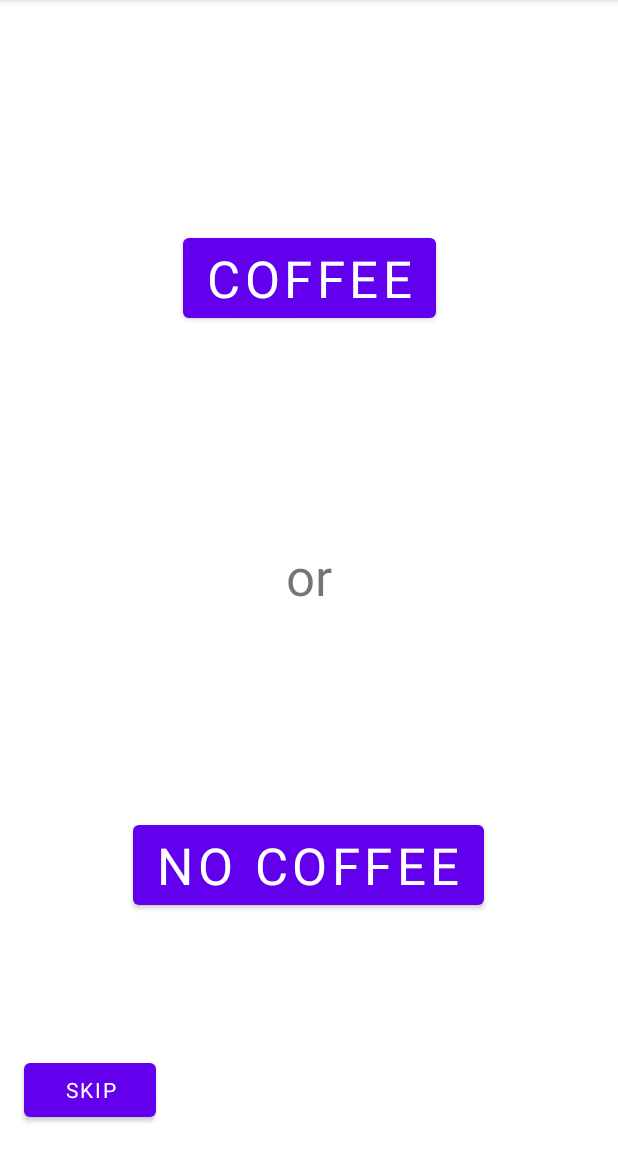
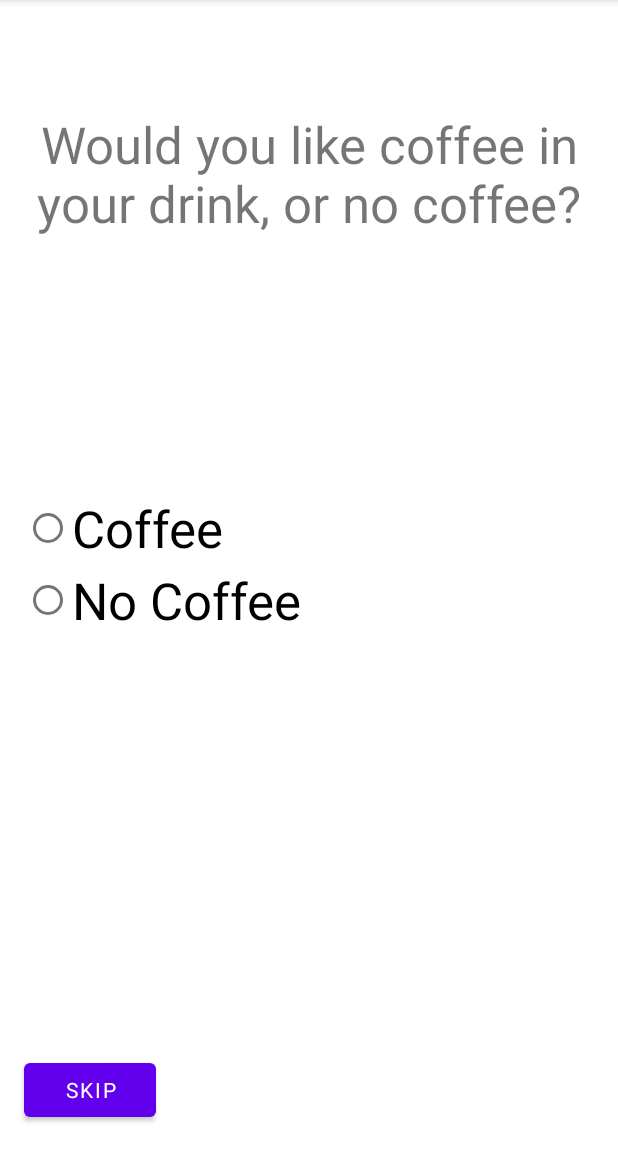
Before and after one commit to Hanover-CS/HC22-ChristyKeinsley-SeniorProject, an Android app: the customizeCoffee screen opened directly, with no data from a screen before it, on a phone screen of 412 x 824 dp, the part 84-1236 px from its top. Run offline under Robolectric (Android 15) with nearby library versions, the phone set to English and light mode, and no system bars.

Commit message:
added more radio buttons, and now ot getting null

```diff
--- a/app/src/main/java/com/example/coffeedrinkgen/alternativeMilk.java
+++ b/app/src/main/java/com/example/coffeedrinkgen/alternativeMilk.java
@@ -123,6 +123,8 @@ public class alternativeMilk extends AppCompatActivity {
         milkIntent.putExtra("milkChosen", milkChosen);
         startActivity(milkIntent);
 
+//        hotIcedBlendedChosen
+
     }
 
 }
--- a/app/src/main/java/com/example/coffeedrinkgen/customizeCoffee.java
+++ b/app/src/main/java/com/example/coffeedrinkgen/customizeCoffee.java
@@ -2,36 +2,55 @@ package com.example.coffeedrinkgen;
 
 import androidx.appcompat.app.AppCompatActivity;
 
+import android.annotation.SuppressLint;
 import android.content.Intent;
 import android.os.Bundle;
+import android.view.View;
 import android.widget.Button;
+import android.widget.RadioButton;
+import android.widget.Toast;
 
 public class customizeCoffee extends AppCompatActivity {
 
-    Button coffeeButton;
-    Button noCoffeeButton;
+    Button coffeeRadioButton;
+    Button noCoffeeRadioButton;
     Button skipButton;
+
+    String coffeeChosen;
 
     @Override
     protected void onCreate(Bundle savedInstanceState) {
         super.onCreate(savedInstanceState);
         setContentView(R.layout.activity_customize_coffee);
 
-        coffeeButton = findViewById(R.id.coffeeBtn);
-        noCoffeeButton = findViewById(R.id.noCoffeeBtn);
+        coffeeRadioButton = findViewById(R.id.coffeeRbtn);
+        noCoffeeRadioButton = findViewById(R.id.noCoffeeRbtn);
         skipButton = findViewById(R.id.skipBtn1);
-
-        coffeeButton.setOnClickListener(view -> {
-            customizeCoffee.this.startActivity(new Intent(customizeCoffee.this, hotIcedOrBlended.class));
-        });
-
-        noCoffeeButton.setOnClickListener(view -> {
-            customizeCoffee.this.startActivity(new Intent(customizeCoffee.this, hotIcedOrBlended.class));
-        });
 
         skipButton.setOnClickListener(view -> {
             customizeCoffee.this.startActivity(new Intent(customizeCoffee.this, hotIcedOrBlended.class));
         });
+    }
+        @SuppressLint("NonConstantResourceId")
+        public void onClickCoffeeBtn(View view) {
 
+            boolean check = ((RadioButton) view).isChecked();
+            switch (view.getId()) {
+                case R.id.coffeeRbtn:
+                    if (check)
+                        coffeeChosen = coffeeRadioButton.getText().toString();
+                    Toast.makeText(getApplicationContext(), coffeeChosen, Toast.LENGTH_SHORT).show();
+                    break;
+                case R.id.noCoffeeRbtn:
+                    if (check)
+                        coffeeChosen = noCoffeeRadioButton.getText().toString();
+                    Toast.makeText(getApplicationContext(), coffeeChosen, Toast.LENGTH_SHORT).show();
+                default:
+                    break;
+            }
+
+            Intent coffeeIntent = new Intent(customizeCoffee.this, hotIcedOrBlended.class);
+            coffeeIntent.putExtra("coffeeChosen", coffeeChosen);
+            startActivity(coffeeIntent);
     }
 }
--- a/app/src/main/java/com/example/coffeedrinkgen/whipCream.java
+++ b/app/src/main/java/com/example/coffeedrinkgen/whipCream.java
@@ -15,6 +15,7 @@ public class whipCream extends AppCompatActivity {
     Button whipCreamRadioButton;
     Button noWhipCreamRadioButton;
     Button skipButton;
+
     String whipChosen;
     String milkChose;
     String whipAdded;
@@ -53,7 +54,6 @@ public class whipCream extends AppCompatActivity {
 
         Intent milkIntent = getIntent();
         milkChose = milkIntent.getStringExtra("milkChosen");
-        System.out.println(milkChose);
 
         whipAdded = milkChose + " " + whipChosen;
 
--- a/app/src/main/res/layout/activity_customize_coffee.xml
+++ b/app/src/main/res/layout/activity_customize_coffee.xml
@@ -11,39 +11,52 @@
         android:layout_width="wrap_content"
         android:layout_height="wrap_content"
         android:fontFamily="@font/autour_one"
-        android:text="@string/or"
+        android:text="@string/would_you_like_coffee_in_your_drink_or_no_coffee"
+        android:textAlignment="center"
         android:textSize="34sp"
         app:layout_constraintBottom_toBottomOf="parent"
         app:layout_constraintEnd_toEndOf="parent"
+        app:layout_constraintHorizontal_bias="0.436"
         app:layout_constraintStart_toStartOf="parent"
-        app:layout_constraintTop_toTopOf="parent" />
+        app:layout_constraintTop_toTopOf="parent"
+        app:layout_constraintVertical_bias="0.107" />
 
-    <Button
-        android:id="@+id/coffeeBtn"
+
+    <RadioGroup
+        android:id="@+id/coffeeOrNoRGBtn"
+        android:layout_width="wrap_content"
+        android:layout_height="wrap_content"
+        android:layout_marginTop="328dp"
+        app:layout_constraintEnd_toEndOf="parent"
+        app:layout_constraintHorizontal_bias="0.07"
+        app:layout_constraintStart_toStartOf="parent"
+        app:layout_constraintTop_toTopOf="parent">
+
+        <RadioButton
+            android:id="@+id/coffeeRbtn"
             android:layout_width="wrap_content"
             android:layout_height="wrap_content"
             android:fontFamily="@font/autour_one"
+            android:onClick="onClickCoffeeBtn"
             android:text="@string/coffee"
             android:textSize="34sp"
-        app:layout_constraintBottom_toTopOf="@+id/or_Btn"
-        app:layout_constraintEnd_toEndOf="parent"
-        app:layout_constraintStart_toStartOf="parent"
-        app:layout_constraintTop_toTopOf="parent"
-        app:layout_constraintVertical_bias="0.516" />
+            tools:ignore="OnClick,UsingOnClickInXml"
+            tools:layout_editor_absoluteX="94dp"
+            tools:layout_editor_absoluteY="228dp" />
 
-    <Button
-        android:id="@+id/noCoffeeBtn"
+        <RadioButton
+            android:id="@+id/noCoffeeRbtn"
             android:layout_width="wrap_content"
             android:layout_height="wrap_content"
             android:fontFamily="@font/autour_one"
+            android:onClick="onClickCoffeeBtn"
             android:text="@string/no_coffee"
             android:textSize="34sp"
-        app:layout_constraintBottom_toBottomOf="parent"
-        app:layout_constraintEnd_toEndOf="parent"
-        app:layout_constraintHorizontal_bias="0.497"
-        app:layout_constraintStart_toStartOf="parent"
-        app:layout_constraintTop_toBottomOf="@+id/or_Btn"
-        app:layout_constraintVertical_bias="0.464" />
+            tools:ignore="OnClick,UsingOnClickInXml"
+            tools:layout_editor_absoluteX="74dp"
+            tools:layout_editor_absoluteY="427dp" />
+
+    </RadioGroup>
 
     <Button
         android:id="@+id/skipBtn1"
--- a/app/src/main/res/values/strings.xml
+++ b/app/src/main/res/values/strings.xml
@@ -72,4 +72,6 @@
     <string name="no_whip_cream5">no whip cream</string>
     <string name="whip_cream4">whip cream</string>
     <string name="whip_or_no_whip">Whip or no whip?</string>
+    <string name="would_you_like_your_drink_to_be_hot_iced_or_blended">Would you like your drink to be hot, iced, or blended?</string>
+    <string name="would_you_like_coffee_in_your_drink_or_no_coffee">Would you like coffee in your drink, or no coffee?</string>
 </resources>
```
Also changed, not shown: app/src/main/java/com/example/coffeedrinkgen/hotIcedOrBlended.java (+47 -12 lines), 1 other file. Lines whose indentation alone changed are shown as unchanged.
